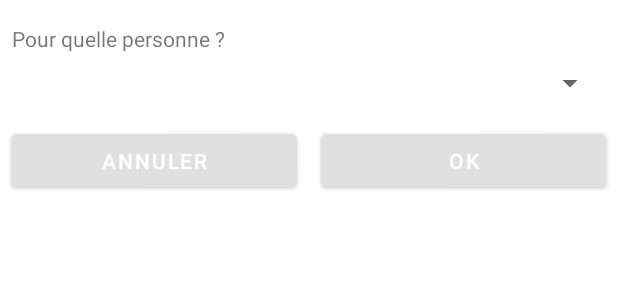
After one commit to Te-Z/demeter, an Android app: the layout dialog_lockers.xml on its own in the app's theme, with its tools: preview values and no code run, on a phone screen of 412 x 824 dp. The commit adds this screen. Shown: the top 300 px of the screen. Run offline under Robolectric (Android 15) with nearby library versions, the phone set to English and light mode, and no system bars.

Commit message:
LockersDialog added

```diff
--- a/app/src/main/res/layout/fragment_add_laundry.xml
+++ b/app/src/main/res/layout/dialog_add_laundry.xml
@@ -5,7 +5,7 @@
     android:id="@+id/frameLayout2"
     android:layout_width="match_parent"
     android:layout_height="match_parent"
-    tools:context=".services.dialog.AddLaundryFragment">
+    tools:context=".services.dialog.InventoryAddDialog">
 
     <com.google.android.material.appbar.AppBarLayout
         android:id="@+id/appBarLayout"
--- /dev/null
+++ b/app/src/main/res/layout/dialog_lockers.xml
@@ -0,0 +1,61 @@
+<?xml version="1.0" encoding="utf-8"?>
+<androidx.constraintlayout.widget.ConstraintLayout xmlns:android="http://schemas.android.com/apk/res/android"
+    xmlns:app="http://schemas.android.com/apk/res-auto"
+    xmlns:tools="http://schemas.android.com/tools"
+    android:id="@+id/linearLayout2"
+    android:layout_width="match_parent"
+    android:layout_height="wrap_content">
+
+    <TextView
+        android:id="@+id/dialog_lockers_person_label"
+        android:layout_width="0dp"
+        android:layout_height="wrap_content"
+        android:layout_marginStart="8dp"
+        android:layout_marginTop="16dp"
+        android:layout_marginEnd="8dp"
+        android:text="@string/laundry_person_label"
+        app:layout_constraintEnd_toEndOf="parent"
+        app:layout_constraintStart_toStartOf="parent"
+        app:layout_constraintTop_toTopOf="parent" />
+
+    <Spinner
+        android:id="@+id/dialog_lockers_spinner"
+        android:layout_width="0dp"
+        android:layout_height="wrap_content"
+        android:layout_marginStart="8dp"
+        android:layout_marginTop="8dp"
+        android:layout_marginEnd="8dp"
+        app:layout_constraintEnd_toEndOf="parent"
+        app:layout_constraintStart_toStartOf="parent"
+        app:layout_constraintTop_toBottomOf="@+id/dialog_lockers_person_label" />
+
+    <Button
+        android:id="@+id/dialog_lockers_cancel"
+        android:layout_width="0dp"
+        android:layout_height="wrap_content"
+        android:layout_marginStart="8dp"
+        android:layout_marginTop="16dp"
+        android:layout_marginEnd="8dp"
+        android:layout_marginBottom="16dp"
+        android:text="@string/negative_button"
+        app:layout_constraintBottom_toBottomOf="parent"
+        app:layout_constraintEnd_toStartOf="@+id/dialog_lockers_submit"
+        app:layout_constraintHorizontal_bias="0.5"
+        app:layout_constraintStart_toStartOf="parent"
+        app:layout_constraintTop_toBottomOf="@+id/dialog_lockers_spinner" />
+
+    <Button
+        android:id="@+id/dialog_lockers_submit"
+        android:layout_width="0dp"
+        android:layout_height="wrap_content"
+        android:layout_marginStart="8dp"
+        android:layout_marginTop="16dp"
+        android:layout_marginEnd="8dp"
+        android:layout_marginBottom="16dp"
+        android:text="@string/positive_button"
+        app:layout_constraintBottom_toBottomOf="parent"
+        app:layout_constraintEnd_toEndOf="parent"
+        app:layout_constraintHorizontal_bias="0.5"
+        app:layout_constraintStart_toEndOf="@+id/dialog_lockers_cancel"
+        app:layout_constraintTop_toBottomOf="@+id/dialog_lockers_spinner" />
+</androidx.constraintlayout.widget.ConstraintLayout>
--- a/app/src/main/res/values/strings.xml
+++ b/app/src/main/res/values/strings.xml
@@ -56,4 +56,8 @@
 
     <!-- LAUNDRY -->
     <string name="laundry_person_label">Pour quelle personne ?</string>
+
+    <!-- DIALOGS -->
+    <string name="positive_button">Ok</string>
+    <string name="negative_button">Annuler</string>
 </resources>
```
Also changed, not shown: app/src/main/java/app/tez/demeter/services/ServicesFragment.kt (+27 -15 lines), app/src/main/java/app/tez/demeter/services/dialog/InventoryAddDialog.kt (renamed from app/src/main/java/app/tez/demeter/services/dialog/AddLaundryFragment.kt, +6 -7 lines), app/src/main/java/app/tez/demeter/services/dialog/LockersDialog.kt (added, +81 -0 lines).
